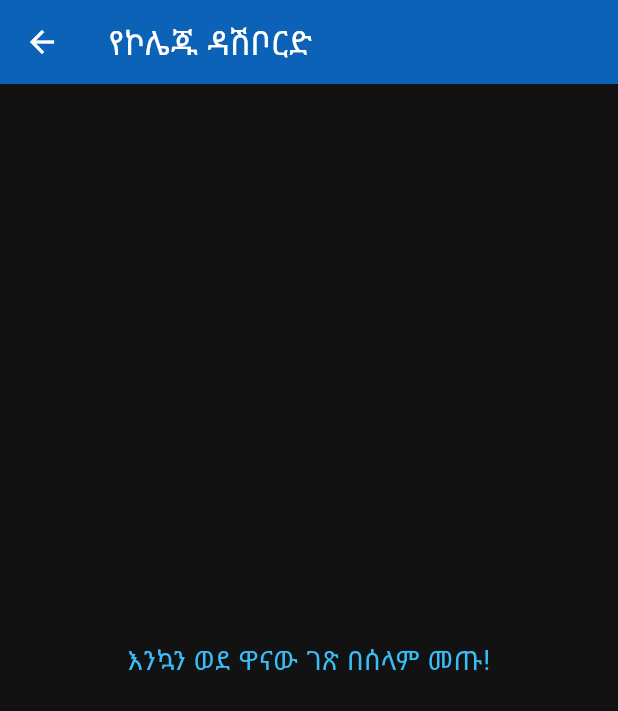
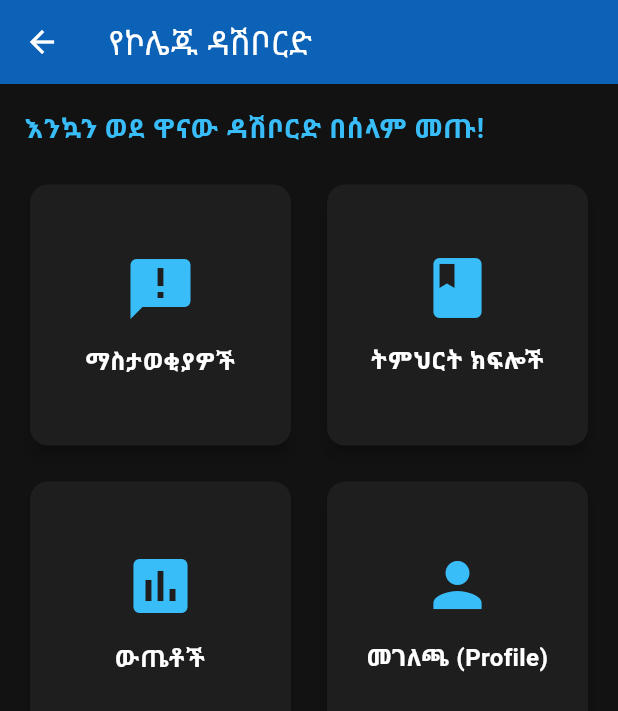
Before and after one commit to ethiopromax-code/Asendabo-app, a Flutter app: the screen it shows after launch, after a tap on "ቀጥታ ግባ (Skip to Dashboard)", on a phone screen of 412 x 824 dp. Shown: the top 711 px of the screen. Run offline on Flutter 3.47's test engine with Material 3 defaults, Android fonts, the phone set to English and light mode, and no system bars.

Commit message:
Update main.dart

```diff
--- a/lib/main.dart
+++ b/lib/main.dart
@@ -1,5 +1,4 @@
 import 'package:flutter/material.dart';
-import 'package:firebase_core/firebase_core.dart';
 
 void main() {
   WidgetsFlutterBinding.ensureInitialized();
@@ -29,34 +28,8 @@ class AsendaboApp extends StatelessWidget {
   }
 }
 
-class HomeScreen extends StatefulWidget {
+class HomeScreen extends StatelessWidget {
   const HomeScreen({super.key});
-
-  @override
-  State<HomeScreen> createState() => _HomeScreenState();
-}
-
-class _HomeScreenState extends State<HomeScreen> {
-  String firebaseStatus = 'Firebase በማገናኘት ላይ...';
-
-  @override
-  void initState() {
-    super.initState(); // ትክክለኛው የ슈ፐር መጠሪያ
-    initFirebaseAndApp();
-  }
-
-  Future<void> initFirebaseAndApp() async {
-    try {
-      await Firebase.initializeApp();
-      setState(() {
-        firebaseStatus = 'Firebase Successfully Connected!';
-      });
-    } catch (e) {
-      setState(() {
-        firebaseStatus = 'የግንኙነት ስህተት አጋጥሟል: $e';
-      });
-    }
-  }
 
   @override
   Widget build(BuildContext context) {
@@ -83,10 +56,9 @@ class _HomeScreenState extends State<HomeScreen> {
                 textAlign: TextAlign.center,
               ),
               const SizedBox(height: 8),
-              Text(
-                firebaseStatus,
-                style: const TextStyle(color: Colors.grey, fontSize: 14),
-                textAlign: TextAlign.center,
+              const Text(
+                'መተግበሪያው በትክክል እየሰራ ነው!',
+                style: TextStyle(color: Colors.grey, fontSize: 14),
               ),
               const SizedBox(height: 32),
               ElevatedButton(
@@ -126,10 +98,54 @@ class DashboardScreen extends StatelessWidget {
         title: const Text('የኮሌጁ ዳሽቦርድ'),
         backgroundColor: const Color(0xFF0C62B6),
       ),
-      body: const Center(
-        child: Text(
-          'እንኳን ወደ ዋናው ገጽ በሰላም መጡ!',
-          style: TextStyle(fontSize: 18, color: Color(0xFF38BDF8)),
+      body: Padding(
+        padding: const EdgeInsets.all(16.0),
+        child: Column(
+          crossAxisAlignment: CrossAxisAlignment.start,
+          children: [
+            const Text(
+              'እንኳን ወደ ዋናው ዳሽቦርድ በሰላም መጡ!',
+              style: TextStyle(fontSize: 18, color: Color(0xFF38BDF8), fontWeight: FontWeight.bold),
+            ),
+            const SizedBox(height: 20),
+            Expanded(
+              child: GridView.count(
+                crossAxisCount: 2,
+                crossAxisSpacing: 16,
+                mainAxisSpacing: 16,
+                children: [
+                  _buildDashboardCard(Icons.announcement, 'ማስታወቂያዎች'),
+                  _buildDashboardCard(Icons.book, 'ትምህርት ክፍሎች'),
+                  _buildDashboardCard(Icons.assessment, 'ውጤቶች'),
+                  _buildDashboardCard(Icons.person, 'መገለጫ (Profile)'),
+                ],
+              ),
+            ),
+          ],
+        ),
+      ),
+    );
+  }
+
+  Widget _buildDashboardCard(IconData icon, String title) {
+    return Card(
+      color: const Color(0xFF1E1E1E),
+      shape: RoundedRectangleBorder(borderRadius: BorderRadius.circular(12)),
+      elevation: 4,
+      child: InkWell(
+        onTap: () {},
+        borderRadius: BorderRadius.circular(12),
+        child: Column(
+          mainAxisAlignment: MainAxisAlignment.center,
+          children: [
+            Icon(icon, size: 48, color: const Color(0xFF38BDF8)),
+            const SizedBox(height: 12),
+            Text(
+              title,
+              style: const TextStyle(fontSize: 16, fontWeight: FontWeight.bold, color: Colors.white),
+              textAlign: TextAlign.center,
+            ),
+          ],
         ),
       ),
     );
```
